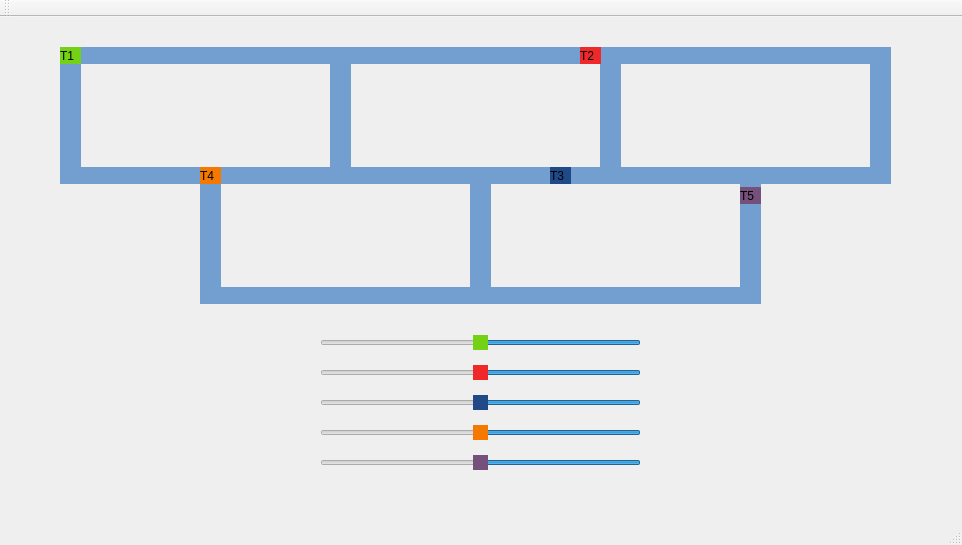
Above: codigo/mainwindow.ui from antonio-higino/trabalho_trens before the change. Below: the same form after it.
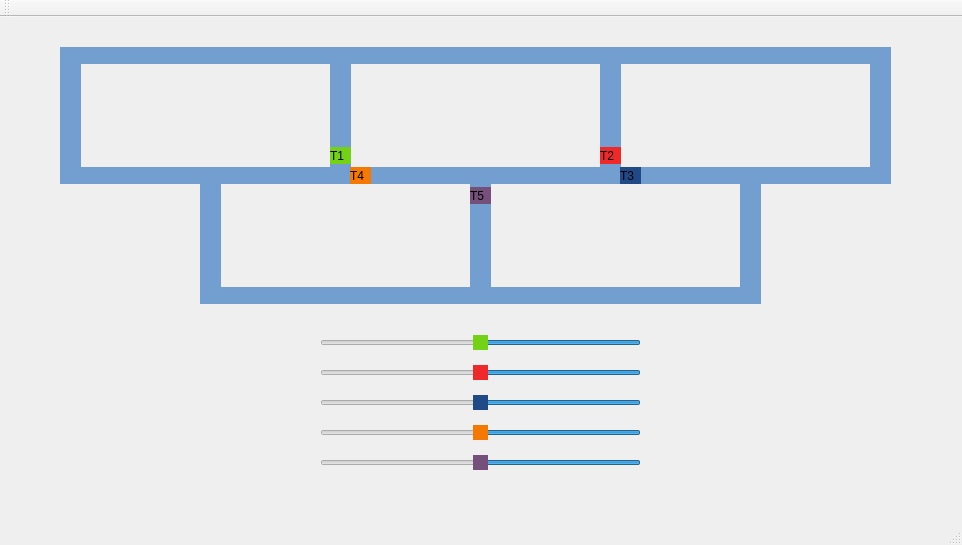
That is the form after the change.

Commit message: substitui mutex por ssemaphore e otimizei o codigo, so falta organizar melhor

```diff
--- a/codigo/mainwindow.ui
+++ b/codigo/mainwindow.ui
@@ -17,8 +17,8 @@
    <widget class="QLabel" name="label_trem1">
     <property name="geometry">
      <rect>
-      <x>60</x>
-      <y>30</y>
+      <x>330</x>
+      <y>130</y>
       <width>21</width>
       <height>17</height>
      </rect>
@@ -145,8 +145,8 @@
    <widget class="QLabel" name="label_trem2">
     <property name="geometry">
      <rect>
-      <x>580</x>
-      <y>30</y>
+      <x>600</x>
+      <y>130</y>
       <width>21</width>
       <height>17</height>
      </rect>
@@ -161,7 +161,7 @@
    <widget class="QLabel" name="label_trem3">
     <property name="geometry">
      <rect>
-      <x>550</x>
+      <x>620</x>
       <y>150</y>
       <width>21</width>
       <height>17</height>
@@ -305,7 +305,7 @@
    <widget class="QLabel" name="label_trem4">
     <property name="geometry">
      <rect>
-      <x>200</x>
+      <x>350</x>
       <y>150</y>
       <width>21</width>
       <height>17</height>
@@ -321,7 +321,7 @@
    <widget class="QLabel" name="label_trem5">
     <property name="geometry">
      <rect>
-      <x>740</x>
+      <x>470</x>
       <y>170</y>
       <width>21</width>
       <height>17</height>
```
The commit also changes 2 other files.
